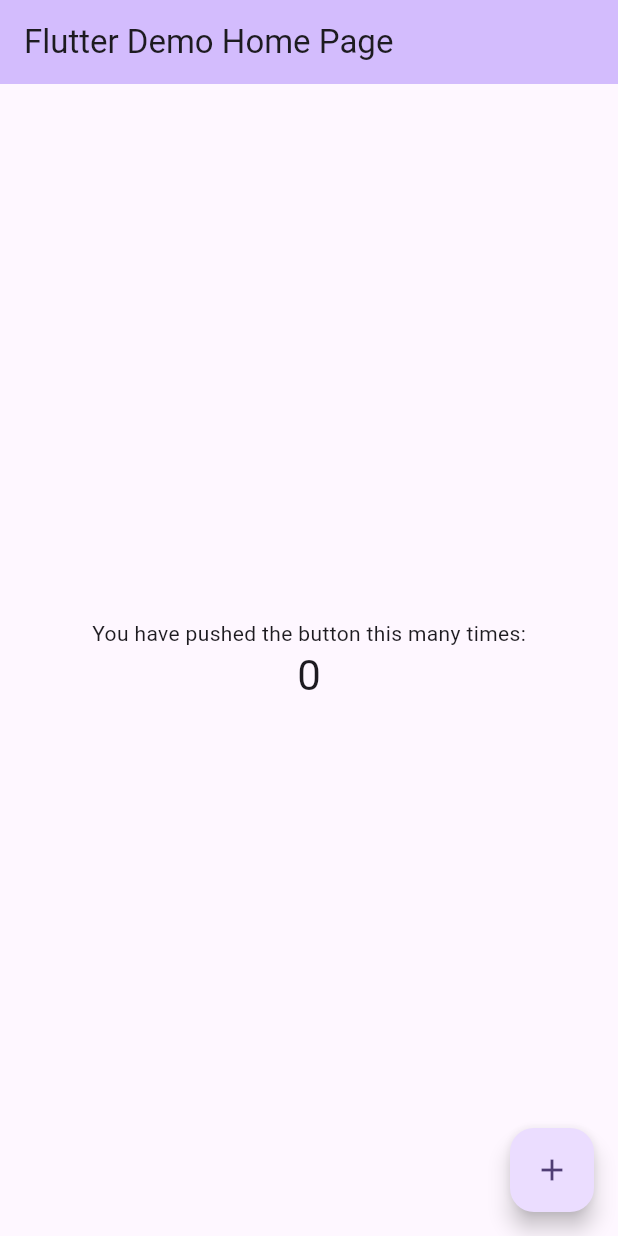
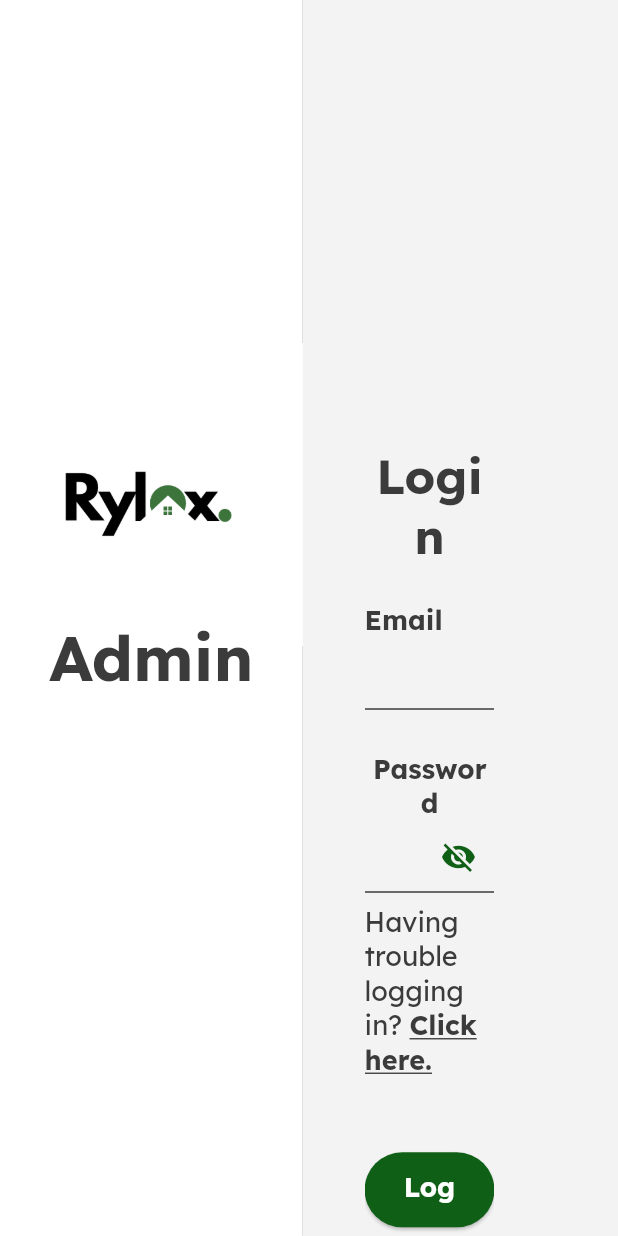
Before and after one commit to Max-Shannon/rylax-admin, a Flutter app: the screen it shows after launch, on a phone screen of 412 x 824 dp. Run offline on Flutter 3.47's test engine with Material 3 defaults, Android fonts, the phone set to English and light mode, and no system bars; our stand-ins replace email_validator, firebase_auth, firebase_core, google_fonts, shared_preferences; accounts and stored records are empty; statements that could not run were skipped.

Commit message:
Initial Login/Navigation Setup

```diff
--- a/lib/core/app-state/app_state.dart
+++ b/lib/core/app-state/app_state.dart
@@ -2,12 +2,12 @@ import 'package:flutter/cupertino.dart';
 import 'package:shared_preferences/shared_preferences.dart';
 
 class AppState extends ChangeNotifier {
-  AppView currentView = AppView.register;
+  AppView currentView = AppView.login;
 
   Future<void> restoreView() async {
     final prefs = await SharedPreferences.getInstance();
     final last = prefs.getString('lastView');
-    currentView = last != null ? AppViewExtension.fromString(last) : AppView.register;
+    currentView = last != null ? AppViewExtension.fromString(last) : AppView.login;
   }
 
   Future<void> setView(AppView view) async {
@@ -19,8 +19,8 @@ class AppState extends ChangeNotifier {
 }
 
 enum AppView {
-  register,
   login,
+  forgotPassword,
   tcs,
   end,
   mvpMap,
@@ -30,6 +30,6 @@ extension AppViewExtension on AppView {
   String get name => toString().split('.').last;
 
   static AppView fromString(String value) {
-    return AppView.values.firstWhere((e) => e.name == value, orElse: () => AppView.register);
+    return AppView.values.firstWhere((e) => e.name == value, orElse: () => AppView.login);
   }
 }
--- a/lib/core/app-state/auth_gate.dart
+++ b/lib/core/app-state/auth_gate.dart
@@ -2,7 +2,6 @@ import 'package:flutter/material.dart';
 
 import '../services/auth_service.dart';
 import '../services/rylax_api_service.dart';
-import 'logged_in_container.dart';
 import 'logged_out_container.dart';
 
 class AuthGate extends StatefulWidget {
--- a/lib/core/app-state/logged_out_container.dart
+++ b/lib/core/app-state/logged_out_container.dart
@@ -1,6 +1,7 @@
 import 'package:flutter/cupertino.dart';
 import 'package:provider/provider.dart';
 
+import '../../features/login/presentation/login_page.dart';
 import 'app_state.dart';
 
 class LoggedOutContainer extends StatelessWidget {
@@ -10,8 +11,8 @@ class LoggedOutContainer extends StatelessWidget {
   Widget build(BuildContext context) {
     final appState = context.watch<AppState>();
     switch (appState.currentView) {
-      // case AppView.login:
-      //   return LoginPage();
+      case AppView.login:
+        return LoginPage();
       default:
         throw Exception();
     }
--- /dev/null
+++ b/lib/features/login/presentation/login_page.dart
@@ -0,0 +1,20 @@
+import 'package:flutter/material.dart';
+import 'package:rylax_admin/features/login/presentation/widgets/login_form.dart';
+import 'package:rylax_admin/features/login/presentation/widgets/login_logo.dart';
+
+class LoginPage extends StatelessWidget {
+  const LoginPage({super.key});
+
+  @override
+  Widget build(BuildContext context) {
+    return Scaffold(body: renderLoginWidgetBasedOnScreenSize(context));
+  }
+
+  renderLoginWidgetBasedOnScreenSize(BuildContext context) {
+    return Column(
+      children: [
+        Row(children: [LoginLogo(), LoginForm()]),
+      ],
+    );
+  }
+}
--- /dev/null
+++ b/lib/features/login/presentation/widgets/login_form.dart
@@ -0,0 +1,134 @@
+import 'package:flutter/cupertino.dart';
+import 'package:flutter/material.dart';
+
+import '../../../../core/services/auth_service.dart';
+import '../../../../core/services/navigation_service.dart';
+import '../../../../core/styles/app_colors.dart';
+import '../../../../core/utils/screen_size_utils.dart';
+import '../../../../core/utils/snack_barz.dart';
+import '../../../../core/utils/validation_failure_messages.dart';
+import '../../../../core/utils/validation_utils.dart';
+import '../../../../core/widgets/app_form_submit_button.dart';
+import '../../../../core/widgets/app_linked_text.dart';
+import '../../../../core/widgets/app_password_field.dart';
+import '../../../../core/widgets/app_text.dart';
+import '../../../../core/widgets/app_text_input_with_title.dart';
+
+class LoginForm extends StatefulWidget {
+  const LoginForm({super.key});
+
+  @override
+  State<LoginForm> createState() => _LoginFormState();
+}
+
+class _LoginFormState extends State<LoginForm> {
+  final TextEditingController loginEmailController = TextEditingController();
+  final TextEditingController loginPasswordController = TextEditingController();
+
+  final AuthService authService = AuthService();
+  final NavigationService navigationService = NavigationService();
+
+  bool emailValidationFailed = false;
+  bool passwordValidatedFailed = false;
+
+  Future<void> login(BuildContext context) async {
+    bool emailValidated = ValidationUtils.validateEmail(loginEmailController.text);
+    bool passwordValidated = loginPasswordController.text.isNotEmpty;
+
+    if (emailValidated && passwordValidated) {
+      var loginSuccess = await authService.signIn(
+        email: loginEmailController.text,
+        password: loginPasswordController.text,
+        context: context,
+      );
+      if (loginSuccess) {
+        _showLoginSuccessSnackBar(context);
+        refreshState(emailValidated, passwordValidated);
+        navigationService.navigateToAuthGate(context);
+      } else {
+        _showLoginFailedSnackBar(context);
+        refreshState(emailValidated, passwordValidated);
+      }
+    } else {
+      _showLoginFailedSnackBar(context);
+      refreshState(emailValidated, passwordValidated);
+    }
+  }
+
+  void refreshState(bool emailValidated, bool passwordValidated) {
+    setState(() {
+      // Reverse the boolean values so the errors don't show when the page opens.
+      emailValidationFailed = !emailValidated;
+      passwordValidatedFailed = !passwordValidated;
+    });
+  }
+
+  void _showLoginFailedSnackBar(BuildContext context) {
+    SnackBarz.showSnackBar(context, AppColors.mainRed, "Login Failed - Check credentials!");
+  }
+
+  void _showLoginSuccessSnackBar(BuildContext context) {
+    SnackBarz.showSnackBar(context, AppColors.mainGreen, "Login Success!");
+  }
+
+  @override
+  void initState() {
+    super.initState();
+  }
+
+  @override
+  void dispose() {
+    loginEmailController.dispose();
+    loginPasswordController.dispose();
+    super.dispose();
+  }
+
+  @override
+  Widget build(BuildContext context) {
+    return Container(
+      color: AppColors.backgroundColor,
+      width: ScreenSizeUtils.calculatePercentageWidth(context, 51),
+      height: ScreenSizeUtils.calculatePercentageHeight(context, 100),
+      child: Padding(
+        padding: EdgeInsets.only(
+          top: ScreenSizeUtils.calculatePercentageHeight(context, 30),
+          left: ScreenSizeUtils.calculatePercentageWidth(context, 10),
+          right: ScreenSizeUtils.calculatePercentageHeight(context, 10),
+        ),
+        child: SingleChildScrollView(
+          child: Column(
+            children: [
+              SizedBox(height: 50),
+
+              AppText(textValue: "Login", fontSize: 32),
+              SizedBox(height: 25),
+
+              AppTextInputWithTitle(
+                title: "Email",
+                inputFailedValidation: emailValidationFailed,
+                validationFailedMessage: ValidationFailureMessages.email(),
+                textEditingController: loginEmailController,
+              ),
+              SizedBox(height: 20),
+
+              AppPasswordField(
+                textEditingController: loginPasswordController,
+                inputFailedValidation: passwordValidatedFailed,
+                validationFailedMessage: ValidationFailureMessages.passwordEmpty(),
+              ),
+              AppLinkedText(
+                linkTappedFunction: navigationService.navigateToForgotPassword,
+                preText: "Having trouble logging in? ",
+                linkText: "Click here.",
+              ),
+              SizedBox(height: 50),
+
+              AppFormSubmitButton(label: "Login", function: () => login(context)),
+              SizedBox(height: 30),
+            ],
+          ),
+        ),
+      ),
+    );
+  }
+}
--- /dev/null
+++ b/lib/features/login/presentation/widgets/login_logo.dart
@@ -0,0 +1,50 @@
+import 'package:flutter/cupertino.dart';
+import 'package:flutter/material.dart';
+
+import '../../../../core/styles/app_colors.dart';
+import '../../../../core/utils/screen_size_utils.dart';
+import '../../../../core/widgets/app_text.dart';
+
+class LoginLogo extends StatelessWidget {
+  const LoginLogo({super.key});
+
+  @override
+  Widget build(BuildContext context) {
+    return Container(
+      width: ScreenSizeUtils.calculatePercentageWidth(context, 49),
+      height: ScreenSizeUtils.calculatePercentageHeight(context, 100),
+      decoration: BoxDecoration(
+        color: AppColors.mainWhite,
+        boxShadow: [
+          BoxShadow(
+            color: AppColors.headingColor,
+            offset: Offset(4, 0), // Right side shadow
+            blurRadius: 0.1,
+          ),
+        ],
+      ),
+      child: Column(
+        children: [
+          Padding(
+            padding: EdgeInsets.only(top: ScreenSizeUtils.calculatePercentageHeight(context, 15)),
+            child: Center(
+              child: Stack(
+                children: [
+                  Image(
+                    height: ScreenSizeUtils.calculatePercentageHeight(context, 50),
+                    width: ScreenSizeUtils.calculatePercentageWidth(context, 50),
+                    image: AssetImage('resources/rylax_logo.png'),
+                  ),
+                  Padding(
+                    padding: EdgeInsets.only(top: ScreenSizeUtils.calculatePercentageHeight(context, 35)),
+                    child: Center(child: AppText(textValue: "Admin", fontSize: 42)),
+                  ),
+                ],
+              ),
+            ),
+          ),
+        ],
+      ),
+    );
+  }
+}
--- a/lib/main.dart
+++ b/lib/main.dart
@@ -1,122 +1,41 @@
+import 'package:firebase_core/firebase_core.dart';
 import 'package:flutter/material.dart';
+import 'package:provider/provider.dart';
+import 'package:rylax_admin/firebase_options.dart';
 
-void main() {
-  runApp(const MyApp());
+import 'core/app-state/app_state.dart';
+import 'core/app-state/auth_gate.dart';
+import 'core/styles/app_colors.dart';
+
+Future<void> main() async {
+  WidgetsFlutterBinding.ensureInitialized();
+
+  await Firebase.initializeApp(options: DefaultFirebaseOptions.currentPlatform);
+
+  final appState = AppState();
+  await appState.restoreView();
+
+  runApp(BuyersPortalApp(appState: appState));
 }
 
-class MyApp extends StatelessWidget {
-  const MyApp({super.key});
+class BuyersPortalApp extends StatelessWidget {
+  final AppState appState;
 
-  // This widget is the root of your application.
+  const BuyersPortalApp({super.key, required this.appState});
+
   @override
   Widget build(BuildContext context) {
-    return MaterialApp(
-      title: 'Flutter Demo',
-      theme: ThemeData(
-        // This is the theme of your application.
-        //
-        // TRY THIS: Try running your application with "flutter run". You'll see
-        // the application has a purple toolbar. Then, without quitting the app,
-        // try changing the seedColor in the colorScheme below to Colors.green
-        // and then invoke "hot reload" (save your changes or press the "hot
-        // reload" button in a Flutter-supported IDE, or press "r" if you used
-        // the command line to start the app).
-        //
-        // Notice that the counter didn't reset back to zero; the application
-        // state is not lost during the reload. To reset the state, use hot
-        // restart instead.
-        //
-        // This works for code too, not just values: Most code changes can be
-        // tested with just a hot reload.
-        colorScheme: ColorScheme.fromSeed(seedColor: Colors.deepPurple),
+    return ChangeNotifierProvider.value(
+      value: appState,
+      child: MaterialApp(
+        title: 'Rylax Buyer Portal',
+        theme: ThemeData(
+          useMaterial3: true,
+          bottomSheetTheme: BottomSheetThemeData(backgroundColor: Colors.transparent),
+          textSelectionTheme: TextSelectionThemeData(selectionColor: AppColors.mainGreen, selectionHandleColor: AppColors.mainGreen),
+        ),
+        home: AuthGate(),
       ),
-      home: const MyHomePage(title: 'Flutter Demo Home Page'),
     );
   }
 }
-
-class MyHomePage extends StatefulWidget {
-  const MyHomePage({super.key, required this.title});
-
-  // This widget is the home page of your application. It is stateful, meaning
-  // that it has a State object (defined below) that contains fields that affect
-  // how it looks.
-
-  // This class is the configuration for the state. It holds the values (in this
-  // case the title) provided by the parent (in this case the App widget) and
-  // used by the build method of the State. Fields in a Widget subclass are
-  // always marked "final".
-
-  final String title;
-
-  @override
-  State<MyHomePage> createState() => _MyHomePageState();
-}
-
-class _MyHomePageState extends State<MyHomePage> {
-  int _counter = 0;
-
-  void _incrementCounter() {
-    setState(() {
-      // This call to setState tells the Flutter framework that something has
-      // changed in this State, which causes it to rerun the build method below
-      // so that the display can reflect the updated values. If we changed
-      // _counter without calling setState(), then the build method would not be
-      // called again, and so nothing would appear to happen.
-      _counter++;
-    });
-  }
-
-  @override
-  Widget build(BuildContext context) {
-    // This method is rerun every time setState is called, for instance as done
-    // by the _incrementCounter method above.
-    //
-    // The Flutter framework has been optimized to make rerunning build methods
-    // fast, so that you can just rebuild anything that needs updating rather
-    // than having to individually change instances of widgets.
-    return Scaffold(
-      appBar: AppBar(
-        // TRY THIS: Try changing the color here to a specific color (to
-        // Colors.amber, perhaps?) and trigger a hot reload to see the AppBar
-        // change color while the other colors stay the same.
-        backgroundColor: Theme.of(context).colorScheme.inversePrimary,
-        // Here we take the value from the MyHomePage object that was created by
-        // the App.build method, and use it to set our appbar title.
-        title: Text(widget.title),
-      ),
-      body: Center(
-        // Center is a layout widget. It takes a single child and positions it
-        // in the middle of the parent.
-        child: Column(
-          // Column is also a layout widget. It takes a list of children and
-          // arranges them vertically. By default, it sizes itself to fit its
-          // children horizontally, and tries to be as tall as its parent.
-          //
-          // Column has various properties to control how it sizes itself and
-          // how it positions its children. Here we use mainAxisAlignment to
-          // center the children vertically; the main axis here is the vertical
-          // axis because Columns are vertical (the cross axis would be
-          // horizontal).
-          //
-          // TRY THIS: Invoke "debug painting" (choose the "Toggle Debug Paint"
-          // action in the IDE, or press "p" in the console), to see the
-          // wireframe for each widget.
-          mainAxisAlignment: MainAxisAlignment.center,
-          children: <Widget>[
-            const Text('You have pushed the button this many times:'),
-            Text(
-              '$_counter',
-              style: Theme.of(context).textTheme.headlineMedium,
-            ),
-          ],
-        ),
-      ),
-      floatingActionButton: FloatingActionButton(
-        onPressed: _incrementCounter,
-        tooltip: 'Increment',
-        child: const Icon(Icons.add),
-      ), // This trailing comma makes auto-formatting nicer for build methods.
-    );
-  }
-}
--- a/pubspec.yaml
+++ b/pubspec.yaml
@@ -39,6 +39,7 @@ dependencies:
   google_fonts: ^6.3.0
   email_validator: ^3.0.0
   provider: ^6.1.5
+  firebase_core: ^4.0.0
 
 dev_dependencies:
   flutter_test:
@@ -61,6 +62,8 @@ flutter:
   # included with your application, so that you can use the icons in
   # the material Icons class.
   uses-material-design: true
+  assets:
+    - resources/rylax_logo.png
 
   # To add assets to your application, add an assets section, like this:
   # assets:
```
Also changed, not shown: lib/core/services/navigation_service.dart (+20 -0 lines), lib/features/login/presentation/forgot_password.dart (added, +166 -0 lines), pubspec.lock, resources/rylax_logo.png (added), 1 other file.
